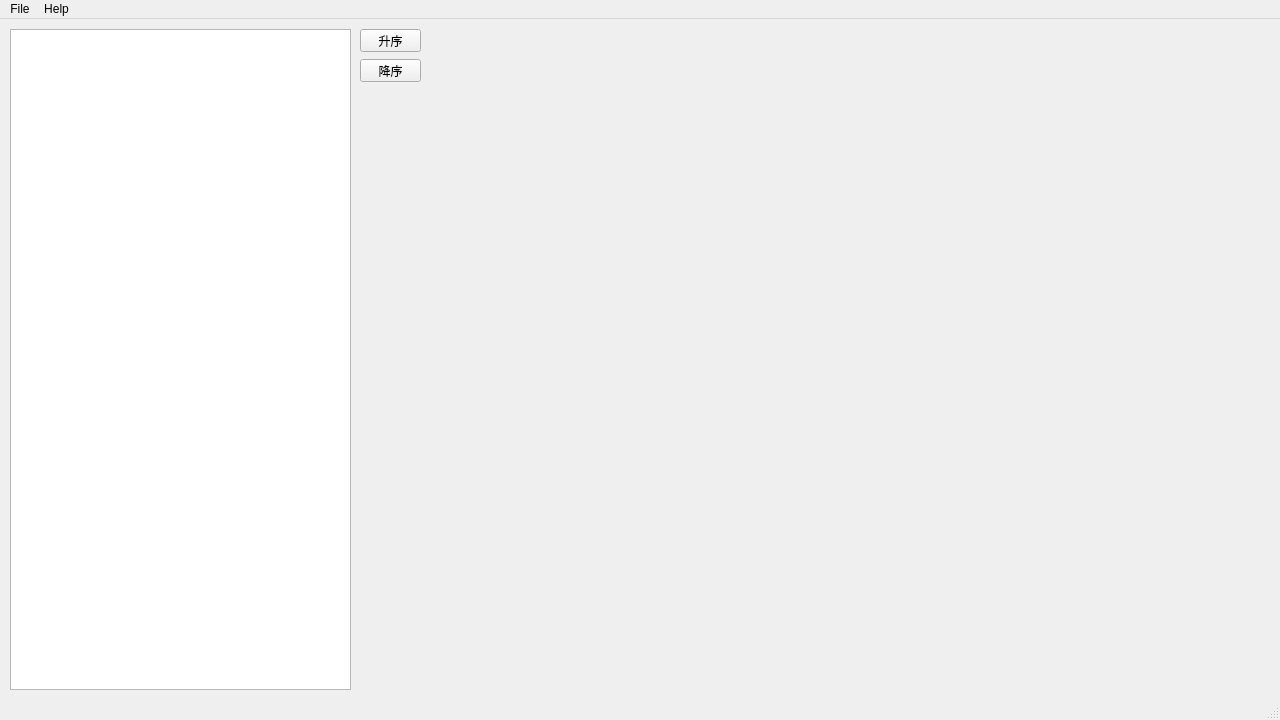
This is score_analysis.ui in ReonLion/score_analysis as Qt 5 draws it before an edit. The edited form follows.
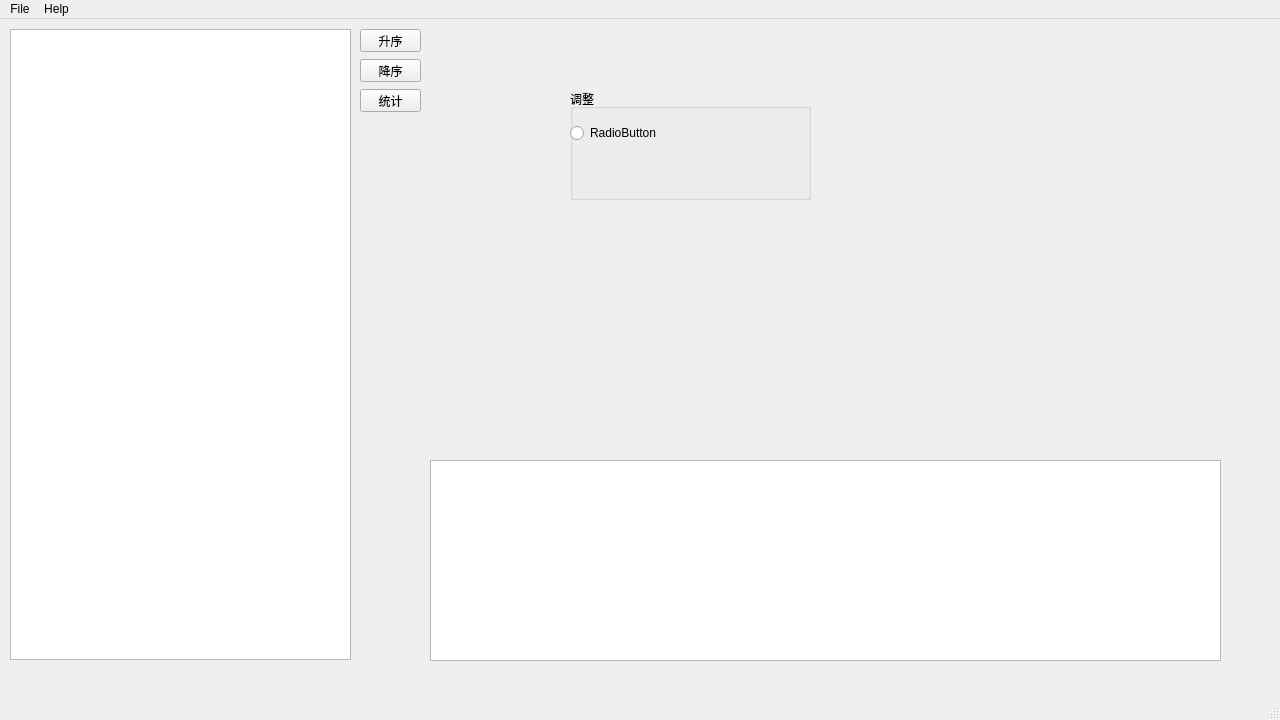
This is the edited form.

Patch:
```diff
--- a/score_analysis.ui
+++ b/score_analysis.ui
@@ -20,7 +20,7 @@
       <x>10</x>
       <y>10</y>
       <width>341</width>
-      <height>661</height>
+      <height>631</height>
      </rect>
     </property>
    </widget>
@@ -50,6 +50,55 @@
      <string>降序</string>
     </property>
    </widget>
+   <widget class="QPushButton" name="DrawButton">
+    <property name="geometry">
+     <rect>
+      <x>360</x>
+      <y>70</y>
+      <width>61</width>
+      <height>23</height>
+     </rect>
+    </property>
+    <property name="text">
+     <string>统计</string>
+    </property>
+   </widget>
+   <widget class="QTableView" name="tableView_2">
+    <property name="geometry">
+     <rect>
+      <x>430</x>
+      <y>441</y>
+      <width>791</width>
+      <height>201</height>
+     </rect>
+    </property>
+   </widget>
+   <widget class="QGroupBox" name="groupBox">
+    <property name="geometry">
+     <rect>
+      <x>570</x>
+      <y>70</y>
+      <width>241</width>
+      <height>111</height>
+     </rect>
+    </property>
+    <property name="title">
+     <string>调整</string>
+    </property>
+    <widget class="QRadioButton" name="radioButton">
+     <property name="geometry">
+      <rect>
+       <x>0</x>
+       <y>30</y>
+       <width>174</width>
+       <height>28</height>
+      </rect>
+     </property>
+     <property name="text">
+      <string>RadioButton</string>
+     </property>
+    </widget>
+   </widget>
   </widget>
   <widget class="QMenuBar" name="menubar">
    <property name="geometry">
```
Left out of the diff: 2 changed lines with no effect on the pictures.
